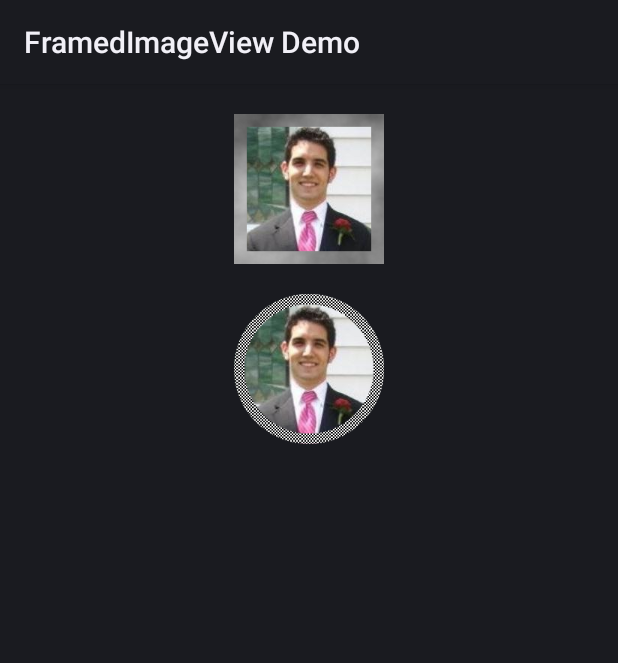
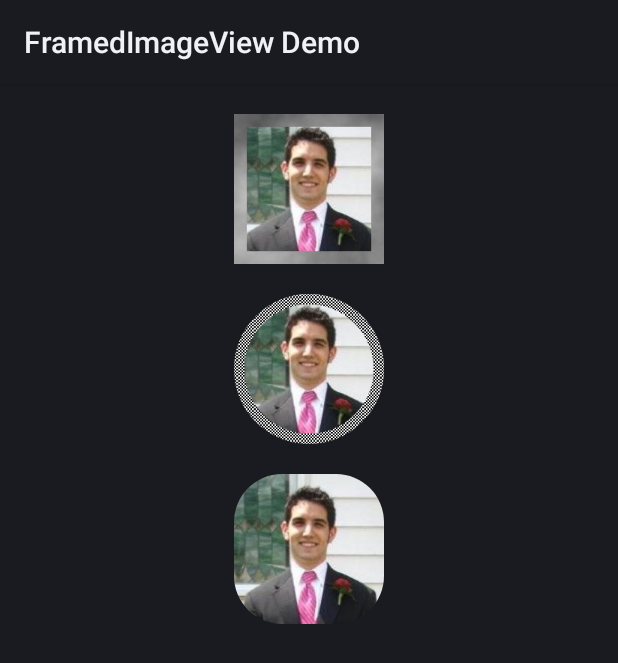
Before and after one commit to wmbest2/FramedImageView, an Android app: the screen it shows after launch (MainActivity), on a phone screen of 412 x 824 dp. Shown: the top 663 px of the screen. Run offline under Robolectric (Android 15) with nearby library versions, the phone set to English and light mode, and no system bars.

```diff
--- a/FramedImageView/build.gradle
+++ b/FramedImageView/build.gradle
@@ -1,11 +1,11 @@
 apply plugin: 'android-library'
 
 android {
-    compileSdkVersion 18
-    buildToolsVersion "18.0.0"
+    compileSdkVersion 19
+    buildToolsVersion "19.0.0"
 
     defaultConfig {
         minSdkVersion 1
-        targetSdkVersion 18
+        targetSdkVersion 19
     }
 }
--- a/FramedImageView/src/main/java/com/wmbest/widgets/FramedImageView.java
+++ b/FramedImageView/src/main/java/com/wmbest/widgets/FramedImageView.java
@@ -15,9 +15,11 @@ import com.wmbest.widgets.R;
 public class FramedImageView extends ImageView {
 
     private Shape mShape = Shape.CIRCLE;
+    private Paint mPaint = new Paint();
     private Drawable mFrame;
+    private float    mRadius;
+    private RectF    mBounds;
 
-    private Paint mPaint = new Paint();
 
     public FramedImageView(Context aContext, AttributeSet aAttrs) {
         super(aContext, aAttrs, 0);
@@ -48,12 +50,18 @@ public class FramedImageView extends ImageView {
     }
 
     private void setup(Context aContext, AttributeSet aAttrs) {
-        TypedArray a = aContext.obtainStyledAttributes(aAttrs,
-                R.styleable.FramedImageView);
+        TypedArray a = aContext.obtainStyledAttributes(aAttrs, R.styleable.FramedImageView);
 
         int shape = a.getInt(R.styleable.FramedImageView_shape, 0);
         mShape = Shape.values()[shape];
         mFrame = a.getDrawable(R.styleable.FramedImageView_frame);
+
+        if (mShape == Shape.ROUNDED) {
+            mRadius = a.getDimension(R.styleable.FramedImageView_radius, 0);
+            if (mRadius == 0) {
+               mShape = Shape.NONE;
+            }
+        }
 
         a.recycle();
     }
@@ -76,6 +84,8 @@ public class FramedImageView extends ImageView {
         mPaint = new Paint();
         mPaint.setAntiAlias(true);
         mPaint.setShader(shader);
+
+        mBounds = new RectF(0, 0, b.getWidth(), b.getHeight());
     }
 
     @Override
@@ -87,6 +97,9 @@ public class FramedImageView extends ImageView {
         }
 
         switch (mShape) {
+            case ROUNDED:
+                drawRounded(canvas);
+                break;
             case CIRCLE:
                 drawCircle(canvas);
                 break;
@@ -97,6 +110,10 @@ public class FramedImageView extends ImageView {
         if (mFrame != null) {
             mFrame.draw(canvas);
         }
+    }
+
+    private void drawRounded(Canvas aCanvas) {
+        aCanvas.drawRoundRect(mBounds, mRadius, mRadius, mPaint);
     }
 
     private void drawCircle(Canvas aCanvas) {
@@ -123,6 +140,6 @@ public class FramedImageView extends ImageView {
     }
 
     public static enum Shape {
-        NONE, SQUARE, CIRCLE;
+        NONE, SQUARE, CIRCLE, ROUNDED
     }
 }
--- a/FramedImageView/src/main/res/values/attrs.xml
+++ b/FramedImageView/src/main/res/values/attrs.xml
@@ -7,6 +7,8 @@
            <enum name="none" value="0"/>
            <enum name="square" value="1"/>
            <enum name="circle" value="2"/>
+           <enum name="rounded" value="3"/>
         </attr>
+        <attr name="radius" format="dimension" />
     </declare-styleable>
 </resources>
--- a/FramedImageViewTest/build.gradle
+++ b/FramedImageViewTest/build.gradle
@@ -5,11 +5,11 @@ dependencies {
 }
 
 android {
-    compileSdkVersion 18
-    buildToolsVersion "18.0.0"
+    compileSdkVersion 19
+    buildToolsVersion "19.0.0"
 
     defaultConfig {
         minSdkVersion 1
-        targetSdkVersion 18
+        targetSdkVersion 19
     }
 }
--- a/FramedImageViewTest/src/main/res/layout/main.xml
+++ b/FramedImageViewTest/src/main/res/layout/main.xml
@@ -24,4 +24,15 @@
         framed:frame="@drawable/circle_frame"
         framed:shape="circle"
         />
+    <com.wmbest.widgets.FramedImageView
+        android:id="@+id/framed_rounded"
+        android:layout_width="100dip"
+        android:layout_height="100dip"
+        android:layout_marginTop="20dip"
+        android:layout_centerHorizontal="true"
+        android:layout_below="@id/framed_circle"
+        android:src="@drawable/avatar"
+        framed:shape="rounded"
+        framed:radius="32dp"
+        />
 </RelativeLayout>
--- a/build.gradle
+++ b/build.gradle
@@ -4,10 +4,10 @@ buildscript {
     }
 
     dependencies {
-        classpath 'com.android.tools.build:gradle:0.5.+'
+        classpath 'com.android.tools.build:gradle:0.6.+'
     }
 }
 
 task wrap(type: Wrapper) {
-    gradleVersion = '1.6'
+    gradleVersion = '1.8'
 }
```
Also changed, not shown: gradle/wrapper/gradle-wrapper.properties, 2 other files.
